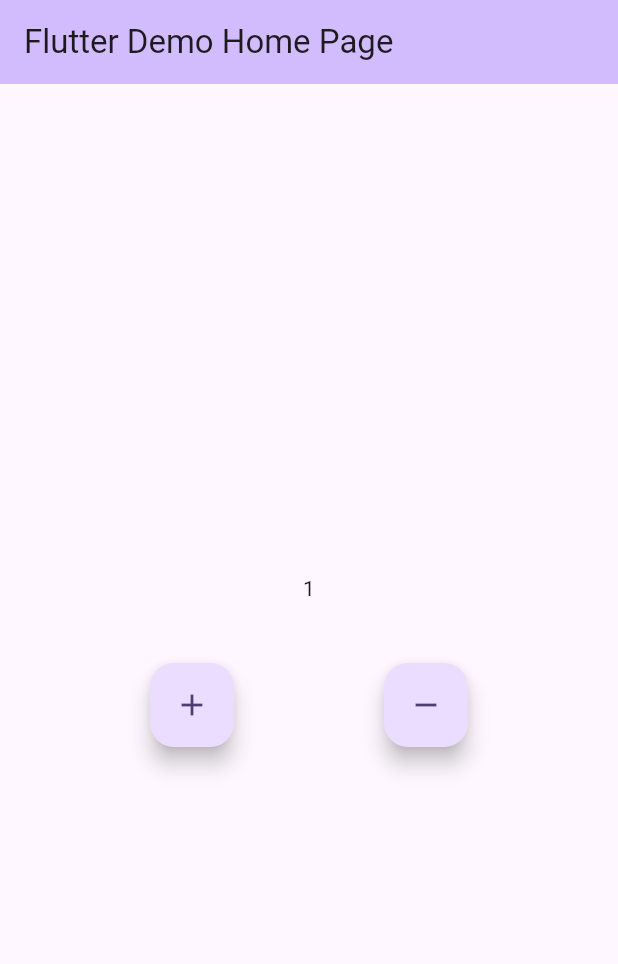
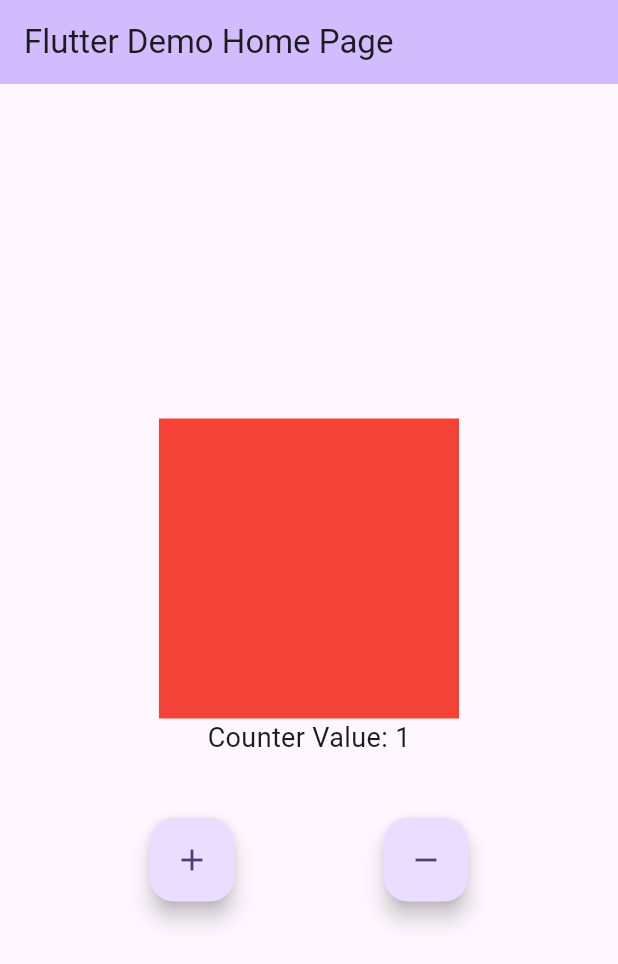
Before and after one commit to VinayTShetty/Flutter-Tutorials, a Flutter app: the screen it shows after launch, after a tap on the "add" icon, on a phone screen of 412 x 824 dp. Shown: the top 964 px of the screen. Run offline on Flutter 3.47's test engine with Material 3 defaults, Android fonts, the phone set to English and light mode, and no system bars; our stand-ins replace awesome_snackbar_content, bloc, flutter_bloc.

Commit message:
BLOC Selector Implementation.

```diff
--- a/lib/main.dart
+++ b/lib/main.dart
@@ -49,29 +49,27 @@ class _MyHomePageState extends State<MyHomePage> {
       body: Column(
         mainAxisAlignment: MainAxisAlignment.center,
         children: [
-          BlocConsumer<CounterBloc, CounterState>(builder: (context, state) {
-            return Text(state.counter.toString());
-          }, listener: (context, state) {
-            if (state.counter > 5) {
-              final snackBar = SnackBar(
-                /// need to set following properties for best effect of awesome_snackbar_content
-                elevation: 0,
-                behavior: SnackBarBehavior.floating,
-                backgroundColor: Colors.transparent,
-                content: AwesomeSnackbarContent(
-                  title: 'BLOC Consumenr',
-                  message:
-                      'BLOC Consumer doing the operation of Both BLOC listner and BLOC Builder',
-
-                  /// change contentType to ContentType.success, ContentType.warning or ContentType.help for variants
-                  contentType: ContentType.success,
+          BlocSelector<CounterBloc, CounterState, bool>(
+            selector: (state) => state.counter >= 3 ? true : false,
+            builder: (context, state) {
+              return Center(
+                child: Column(
+                  mainAxisAlignment: MainAxisAlignment.center,
+                  children: [
+                    Container(
+                      color: state ? Colors.green : Colors.red,
+                      width: 200,
+                      height: 200,
+                    ),
+                    Text(
+                      'Counter Value: ${context.select((CounterBloc bloc) => bloc.state).counter}',
+                      style: TextStyle(fontSize: 18),
+                    )
+                  ],
                 ),
               );
-              ScaffoldMessenger.of(context)
-                ..hideCurrentSnackBar()
-                ..showSnackBar(snackBar);
-            }
-          }),
+            },
+          ),
           const SizedBox(
             height: 40,
           ),
```
Also changed, not shown: 1 other file.
